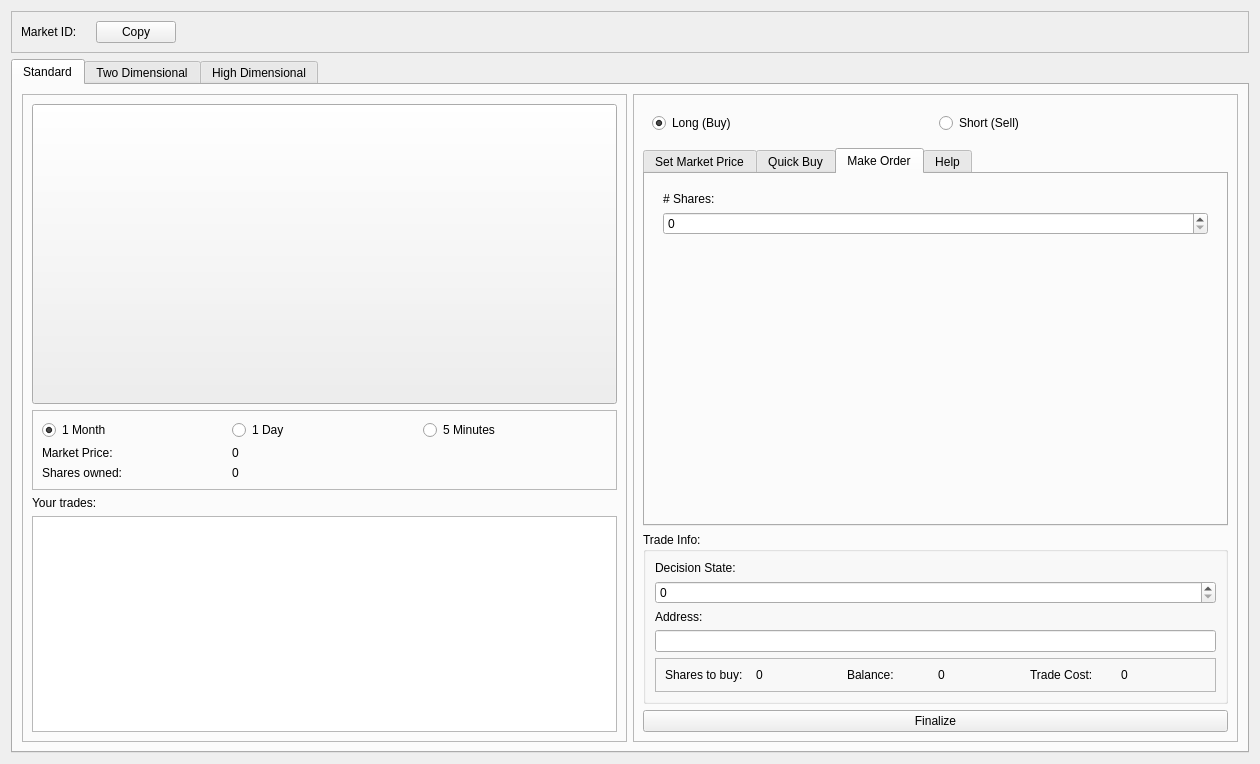
Old version of the form src/qt/forms/markettradeview.ui in the repository bitjson/hivemind.
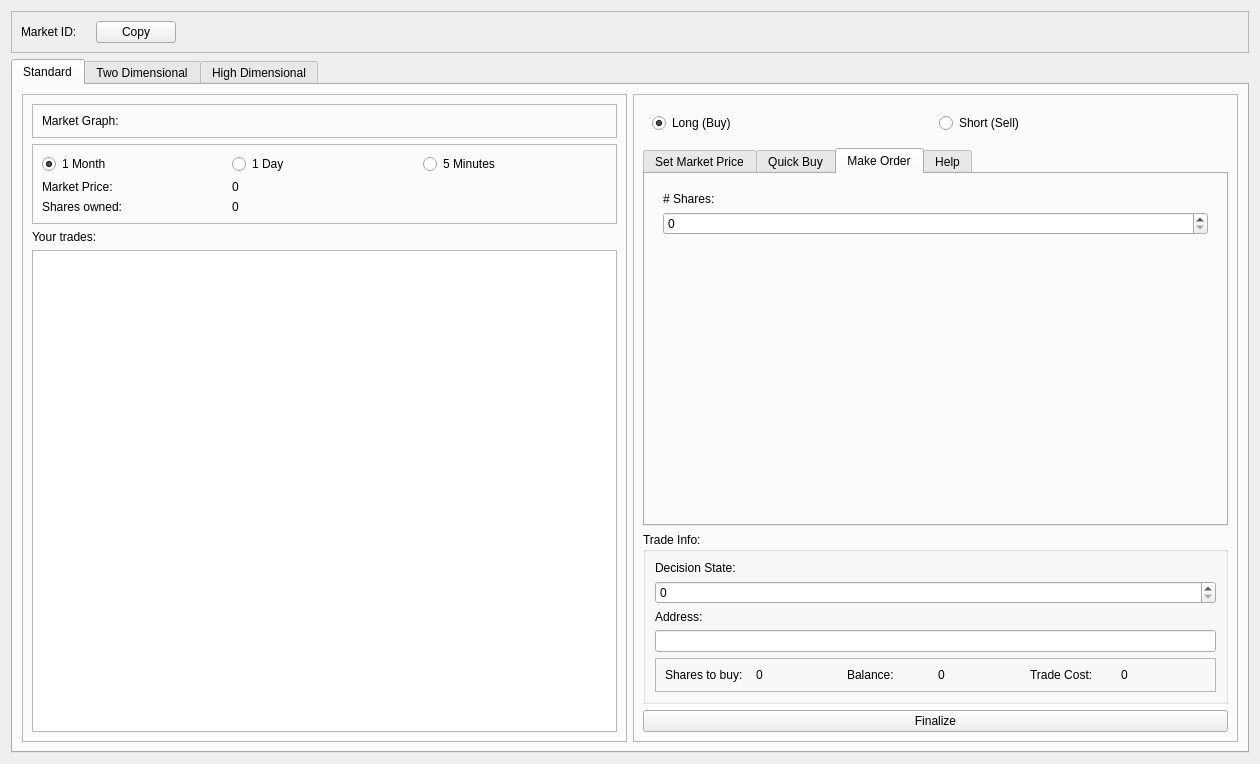
New version of the form. Icons and pictures are not drawn.

Commit message: Addded graphing test / demo to MarketTradeView, added qcustomplot

What changed in the file:
```diff
--- a/src/qt/forms/markettradeview.ui
+++ b/src/qt/forms/markettradeview.ui
@@ -93,16 +93,22 @@
          </property>
          <layout class="QVBoxLayout" name="verticalLayout_4">
           <item>
-           <widget class="QPushButton" name="graph">
-            <property name="minimumSize">
-             <size>
-              <width>0</width>
-              <height>300</height>
-             </size>
+           <widget class="QFrame" name="frameMarketGraph">
+            <property name="frameShape">
+             <enum>QFrame::StyledPanel</enum>
             </property>
-            <property name="text">
-             <string/>
+            <property name="frameShadow">
+             <enum>QFrame::Raised</enum>
             </property>
+            <layout class="QVBoxLayout" name="verticalLayout_8">
+             <item>
+              <widget class="QLabel" name="label_2">
+               <property name="text">
+                <string>Market Graph:</string>
+               </property>
+              </widget>
+             </item>
+            </layout>
            </widget>
           </item>
           <item>
```
The commit also changes 11 other files.
